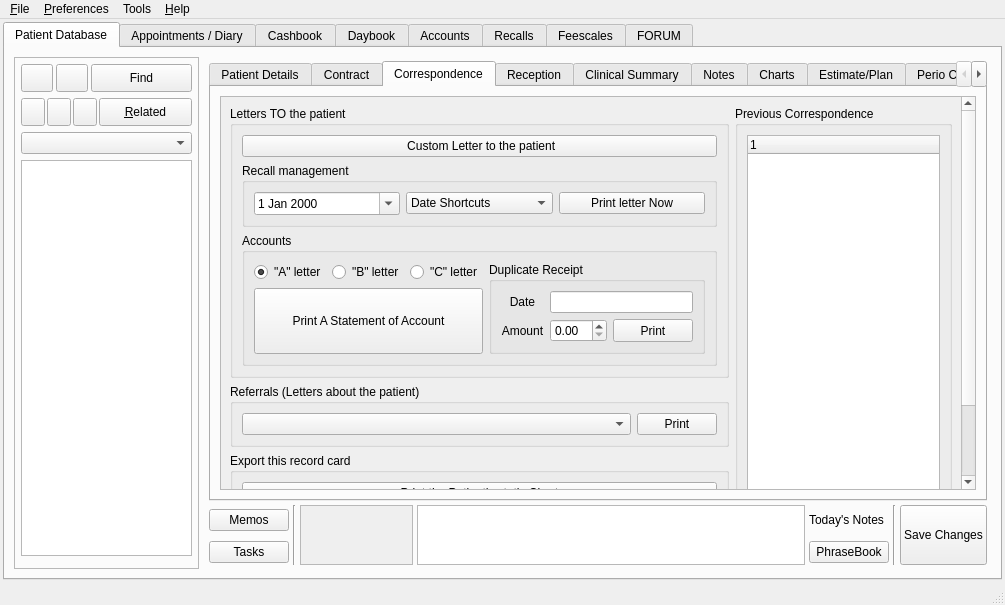
Qt form src/openmolar/qt-designer/main.ui (rowinggolfer/openmolar1) before a commit.
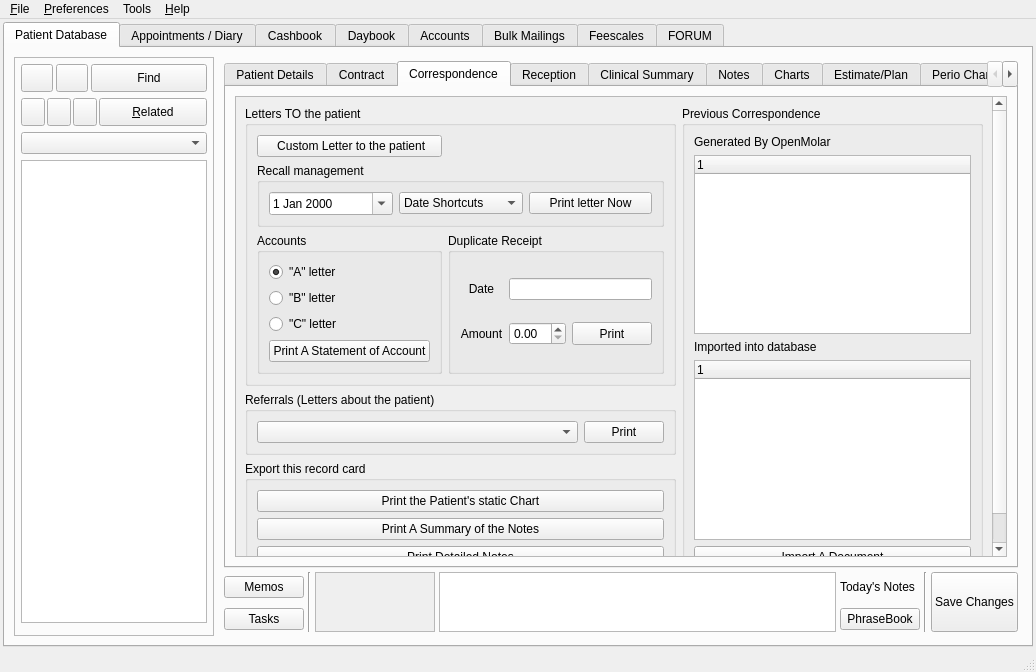
The same form after that commit. The open tabs and pages were chosen to show the change. Icons and pictures are not drawn.

Commit message: fixes lp bug 485112, and 485114, begining gui changes for forthcoming document imports, and complete removal of references to the British Pound sign.

Diff of the .ui file:
```diff
--- a/src/openmolar/qt-designer/main.ui
+++ b/src/openmolar/qt-designer/main.ui
@@ -6,8 +6,8 @@
    <rect>
     <x>0</x>
     <y>0</y>
-    <width>1005</width>
-    <height>605</height>
+    <width>1036</width>
+    <height>672</height>
    </rect>
   </property>
   <property name="sizePolicy">
@@ -62,8 +62,8 @@
         <rect>
          <x>0</x>
          <y>0</y>
-         <width>1005</width>
-         <height>561</height>
+         <width>1036</width>
+         <height>628</height>
         </rect>
        </property>
        <layout class="QHBoxLayout" name="horizontalLayout_7">
@@ -1710,8 +1710,8 @@
                        <rect>
                         <x>0</x>
                         <y>0</y>
-                        <width>734</width>
-                        <height>494</height>
+                        <width>607</width>
+                        <height>507</height>
                        </rect>
                       </property>
                       <layout class="QGridLayout" name="gridLayout_20">
@@ -1720,8 +1720,8 @@
                          <property name="title">
                           <string>Letters TO the patient</string>
                          </property>
-                         <layout class="QVBoxLayout" name="verticalLayout_6">
-                          <item>
+                         <layout class="QGridLayout" name="gridLayout_18">
+                          <item row="0" column="0">
                            <widget class="QPushButton" name="standardLetterPushButton">
                             <property name="sizePolicy">
                              <sizepolicy hsizetype="Preferred" vsizetype="Preferred">
@@ -1734,7 +1734,7 @@
                             </property>
                            </widget>
                           </item>
-                          <item>
+                          <item row="1" column="0" colspan="2">
                            <widget class="QGroupBox" name="groupBox_15">
                             <property name="title">
                              <string>Recall management</string>
@@ -1792,13 +1792,13 @@
                             </layout>
                            </widget>
                           </item>
-                          <item>
+                          <item row="2" column="0">
                            <widget class="QGroupBox" name="groupBox_9">
                             <property name="title">
                              <string>Accounts</string>
                             </property>
-                            <layout class="QGridLayout" name="gridLayout_22">
-                             <item row="0" column="0">
+                            <layout class="QVBoxLayout" name="verticalLayout_6">
+                             <item>
                               <widget class="QRadioButton" name="accountA_radioButton">
                                <property name="text">
                                 <string>&quot;A&quot; letter</string>
@@ -1808,21 +1808,37 @@
                                </property>
                               </widget>
                              </item>
-                             <item row="0" column="1">
+                             <item>
                               <widget class="QRadioButton" name="accountB_radioButton">
                                <property name="text">
                                 <string>&quot;B&quot; letter</string>
                                </property>
                               </widget>
                              </item>
-                             <item row="0" column="2">
+                             <item>
                               <widget class="QRadioButton" name="accountC_radioButton">
                                <property name="text">
                                 <string>&quot;C&quot; letter</string>
                                </property>
                               </widget>
                              </item>
-                             <item row="0" column="3" rowspan="2">
+                             <item>
+                              <widget class="QPushButton" name="account2_pushButton">
+                               <property name="sizePolicy">
+                                <sizepolicy hsizetype="Minimum" vsizetype="Preferred">
+                                 <horstretch>0</horstretch>
+                                 <verstretch>0</verstretch>
+                                </sizepolicy>
+                               </property>
+                               <property name="text">
+                                <string>Print A Statement of Account</string>
+                               </property>
+                              </widget>
+                             </item>
+                            </layout>
+                           </widget>
+                          </item>
+                          <item row="2" column="1">
                               <widget class="QGroupBox" name="groupBox_2">
                                <property name="title">
                                 <string>Duplicate Receipt</string>
@@ -1886,22 +1902,6 @@
                                </layout>
                               </widget>
                              </item>
-                             <item row="1" column="0" colspan="3">
-                              <widget class="QPushButton" name="account2_pushButton">
-                               <property name="sizePolicy">
-                                <sizepolicy hsizetype="Minimum" vsizetype="Preferred">
-                                 <horstretch>0</horstretch>
-                                 <verstretch>0</verstretch>
-                                </sizepolicy>
-                               </property>
-                               <property name="text">
-                                <string>Print A Statement of Account</string>
-                               </property>
-                              </widget>
-                             </item>
-                            </layout>
-                           </widget>
-                          </item>
                          </layout>
                         </widget>
                        </item>
@@ -1910,7 +1910,14 @@
                          <property name="title">
                           <string>Previous Correspondence</string>
                          </property>
-                         <layout class="QHBoxLayout" name="horizontalLayout_16">
+                         <layout class="QVBoxLayout" name="verticalLayout_21">
+                          <item>
+                           <widget class="QLabel" name="label_44">
+                            <property name="text">
+                             <string>Generated By OpenMolar</string>
+                            </property>
+                           </widget>
+                          </item>
                           <item>
                            <widget class="QTreeWidget" name="previousCorrespondence_treeWidget">
                             <property name="alternatingRowColors">
@@ -1926,6 +1933,29 @@
                             </column>
                            </widget>
                           </item>
+                          <item>
+                           <widget class="QLabel" name="label_45">
+                            <property name="text">
+                             <string>Imported into database</string>
+                            </property>
+                           </widget>
+                          </item>
+                          <item>
+                           <widget class="QTreeWidget" name="importDoc_treeWidget">
+                            <column>
+                             <property name="text">
+                              <string notr="true">1</string>
+                             </property>
+                            </column>
+                           </widget>
+                          </item>
+                          <item>
+                           <widget class="QPushButton" name="importDoc_pushButton">
+                            <property name="text">
+                             <string>Import A Document</string>
+                            </property>
+                           </widget>
+                          </item>
                          </layout>
                         </widget>
                        </item>
@@ -3640,7 +3670,7 @@
                    <rect>
                     <x>0</x>
                     <y>0</y>
-                    <width>110</width>
+                    <width>118</width>
                     <height>58</height>
                    </rect>
                   </property>
@@ -5176,7 +5206,7 @@
           </widget>
           <widget class="QWidget" name="tab_15">
            <attribute name="title">
-            <string>Recalls</string>
+            <string>Bulk Mailings</string>
            </attribute>
            <widget class="QLabel" name="label_24">
             <property name="geometry">
@@ -5752,7 +5782,7 @@
     <rect>
      <x>0</x>
      <y>0</y>
-     <width>1005</width>
+     <width>1036</width>
      <height>22</height>
     </rect>
    </property>
```
Left out of the diff: 155 changed lines with no effect on the pictures. Lines whose indentation alone changed are shown as unchanged. The commit also changes 22 other files.
